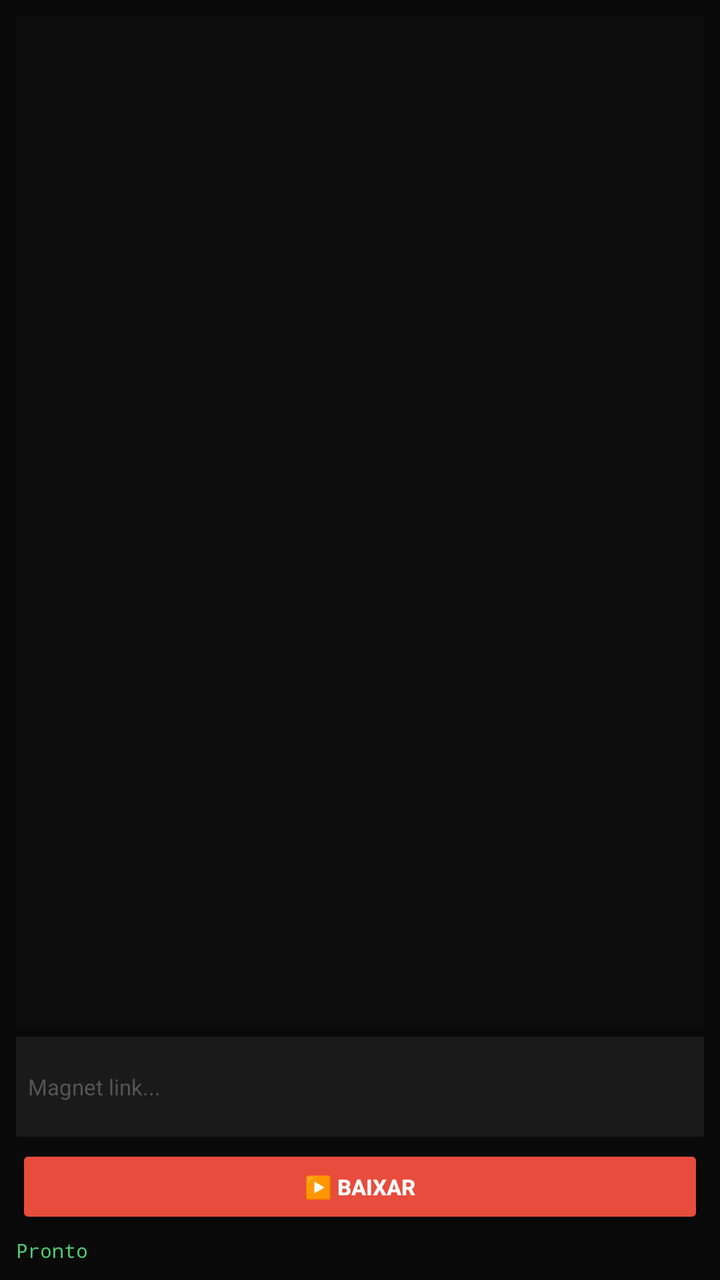
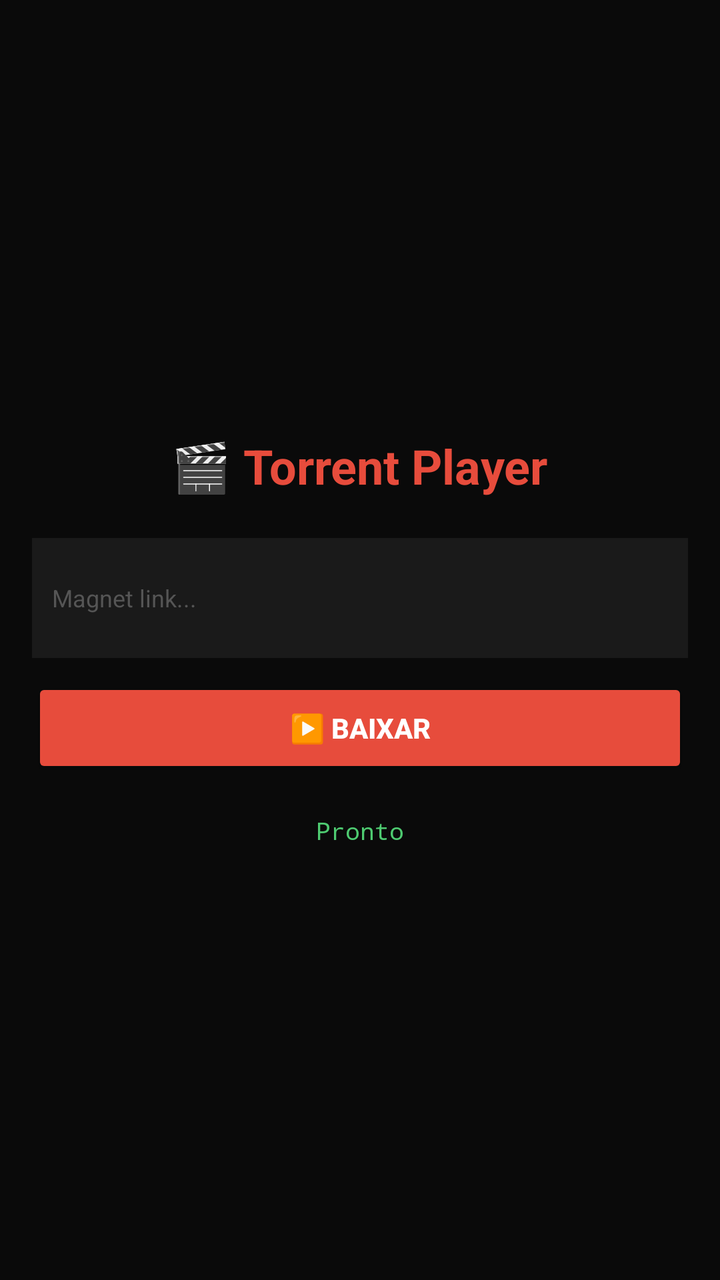

Compare the two renders of this Android layout. The source of the first and the diff that turns it into the second are given below.
<!-- AndroidManifest.xml: application theme Theme.AppCompat.NoActionBar -->
<!-- res/layout/activity_main.xml -->
<?xml version="1.0" encoding="utf-8"?>
<LinearLayout xmlns:android="http://schemas.android.com/apk/res/android"
    android:layout_width="match_parent"
    android:layout_height="match_parent"
    android:orientation="vertical"
    android:background="#0a0a0a"
    android:gravity="center_horizontal"
    android:padding="8dp">
    
    <WebView
        android:id="@+id/webview"
        android:layout_width="match_parent"
        android:layout_height="wrap_content"
        android:visibility="gone" />
    
    <FrameLayout
        android:id="@+id/loading_overlay"
        android:layout_width="match_parent"
        android:layout_height="150dp"
        android:visibility="gone"
        android:background="#1a1a1a">
        <LinearLayout
            android:layout_width="wrap_content"
            android:layout_height="wrap_content"
            android:layout_gravity="center"
            android:orientation="vertical"
            android:gravity="center">
            <ProgressBar
                android:id="@+id/spinner_bar"
                android:layout_width="40dp"
                android:layout_height="40dp"
                android:indeterminateTint="#e74c3c" />
        </LinearLayout>
    </FrameLayout>
    
    <ScrollView
        android:id="@+id/debug_scroll"
        android:layout_width="match_parent"
        android:layout_height="0dp"
        android:layout_weight="1"
        android:background="#0d0d0d"
        android:padding="4dp">
        <TextView
            android:id="@+id/debug_text"
            android:layout_width="match_parent"
            android:layout_height="wrap_content"
            android:textColor="#4ecb71"
            android:textSize="8sp"
            android:fontFamily="monospace" />
    </ScrollView>
    
    <LinearLayout
        android:layout_width="match_parent"
        android:layout_height="wrap_content"
        android:orientation="vertical"
        android:layout_marginTop="4dp">
        
        <EditText
            android:id="@+id/magnet_input"
            android:layout_width="match_parent"
            android:layout_height="50dp"
            android:background="#1a1a1a"
            android:hint="Magnet link..."
            android:textColorHint="#555"
            android:inputType="textMultiLine"
            android:padding="6dp"
            android:textColor="#fff"
            android:textSize="11sp" />
        
        <LinearLayout
            android:layout_width="match_parent"
            android:layout_height="wrap_content"
            android:orientation="horizontal"
            android:layout_marginTop="4dp">
            
            <Button
                android:id="@+id/btn_play"
                android:layout_width="0dp"
                android:layout_height="42dp"
                android:layout_weight="1"
                android:backgroundTint="#e74c3c"
                android:text="▶️ BAIXAR"
                android:textColor="#fff"
                android:textStyle="bold"
                android:textSize="11sp" />
            
            <Button
                android:id="@+id/btn_watch"
                android:layout_width="0dp"
                android:layout_height="42dp"
                android:layout_weight="1"
                android:layout_marginStart="4dp"
                android:backgroundTint="#4ecb71"
                android:text="🎬 WebView"
                android:textColor="#000"
                android:textStyle="bold"
                android:textSize="11sp"
                android:visibility="gone" />
            
            <Button
                android:id="@+id/btn_mi_browser"
                android:layout_width="0dp"
                android:layout_height="42dp"
                android:layout_weight="1"
                android:layout_marginStart="4dp"
                android:backgroundTint="#ff9800"
                android:text="🌐 Mi Browser"
                android:textColor="#fff"
                android:textStyle="bold"
                android:textSize="11sp"
                android:visibility="gone" />
            
            <Button
                android:id="@+id/btn_stop"
                android:layout_width="0dp"
                android:layout_height="42dp"
                android:layout_weight="1"
                android:layout_marginStart="4dp"
                android:backgroundTint="#555"
                android:text="⏹️ PARAR"
                android:textColor="#fff"
                android:textStyle="bold"
                android:textSize="11sp"
                android:visibility="gone" />
        </LinearLayout>
        
        <ProgressBar
            android:id="@+id/buffer_bar"
            style="?android:attr/progressBarStyleHorizontal"
            android:layout_width="match_parent"
            android:layout_height="4dp"
            android:layout_marginTop="4dp"
            android:progressTint="#e74c3c"
            android:visibility="gone" />
        
        <TextView
            android:id="@+id/status_text"
            android:layout_width="wrap_content"
            android:layout_height="wrap_content"
            android:layout_marginTop="4dp"
            android:text="Pronto"
            android:textColor="#4ecb71"
            android:textSize="10sp"
            android:fontFamily="monospace" />
    </LinearLayout>
    
</LinearLayout>
<!-- resources referenced by this layout -->
<resources>

</resources>

<!-- the commit's change to res/layout/activity_main.xml (unified diff, before → after) -->
@@ -4,144 +4,79 @@
     android:layout_height="match_parent"
     android:orientation="vertical"
     android:background="#0a0a0a"
-    android:gravity="center_horizontal"
-    android:padding="8dp">
+    android:padding="16dp"
+    android:gravity="center">
     
-    <WebView
-        android:id="@+id/webview"
+    <TextView
+        android:layout_width="wrap_content"
+        android:layout_height="wrap_content"
+        android:text="🎬 Torrent Player"
+        android:textColor="#e74c3c"
+        android:textSize="24sp"
+        android:textStyle="bold"
+        android:layout_marginBottom="20dp" />
+    
+    <EditText
+        android:id="@+id/magnet_input"
         android:layout_width="match_parent"
-        android:layout_height="wrap_content"
+        android:layout_height="60dp"
+        android:background="#1a1a1a"
+        android:hint="Magnet link..."
+        android:textColorHint="#555"
+        android:inputType="textMultiLine"
+        android:padding="10dp"
+        android:textColor="#fff"
+        android:textSize="12sp"
+        android:layout_marginBottom="10dp" />
+    
+    <Button
+        android:id="@+id/btn_play"
+        android:layout_width="match_parent"
+        android:layout_height="50dp"
+        android:backgroundTint="#e74c3c"
+        android:text="▶️ BAIXAR"
+        android:textColor="#fff"
+        android:textStyle="bold"
+        android:layout_marginBottom="8dp" />
+    
+    <Button
+        android:id="@+id/btn_watch"
+        android:layout_width="match_parent"
+        android:layout_height="50dp"
+        android:backgroundTint="#4ecb71"
+        android:text="🌐 ABRIR NO MI BROWSER"
+        android:textColor="#000"
+        android:textStyle="bold"
+        android:visibility="gone"
+        android:layout_marginBottom="8dp" />
+    
+    <Button
+        android:id="@+id/btn_stop"
+        android:layout_width="match_parent"
+        android:layout_height="50dp"
+        android:backgroundTint="#555"
+        android:text="⏹️ PARAR"
+        android:textColor="#fff"
+        android:textStyle="bold"
         android:visibility="gone" />
     
-    <FrameLayout
-        android:id="@+id/loading_overlay"
+    <ProgressBar
+        android:id="@+id/buffer_bar"
+        style="?android:attr/progressBarStyleHorizontal"
         android:layout_width="match_parent"
-        android:layout_height="150dp"
-        android:visibility="gone"
-        android:background="#1a1a1a">
-        <LinearLayout
-            android:layout_width="wrap_content"
-            android:layout_height="wrap_content"
-            android:layout_gravity="center"
-            android:orientation="vertical"
-            android:gravity="center">
-            <ProgressBar
-                android:id="@+id/spinner_bar"
-                android:layout_width="40dp"
-                android:layout_height="40dp"
-                android:indeterminateTint="#e74c3c" />
-        </LinearLayout>
-    </FrameLayout>
+        android:layout_height="5dp"
+        android:layout_marginTop="10dp"
+        android:progressTint="#e74c3c"
+        android:visibility="gone" />
     
-    <ScrollView
-        android:id="@+id/debug_scroll"
-        android:layout_width="match_parent"
-        android:layout_height="0dp"
-        android:layout_weight="1"
-        android:background="#0d0d0d"
-        android:padding="4dp">
-        <TextView
-            android:id="@+id/debug_text"
-            android:layout_width="match_parent"
-            android:layout_height="wrap_content"
-            android:textColor="#4ecb71"
-            android:textSize="8sp"
-            android:fontFamily="monospace" />
-    </ScrollView>
-    
-    <LinearLayout
-        android:layout_width="match_parent"
+    <TextView
+        android:id="@+id/status_text"
+        android:layout_width="wrap_content"
         android:layout_height="wrap_content"
-        android:orientation="vertical"
-        android:layout_marginTop="4dp">
-        
-        <EditText
-            android:id="@+id/magnet_input"
-            android:layout_width="match_parent"
-            android:layout_height="50dp"
-            android:background="#1a1a1a"
-            android:hint="Magnet link..."
-            android:textColorHint="#555"
-            android:inputType="textMultiLine"
-            android:padding="6dp"
-            android:textColor="#fff"
-            android:textSize="11sp" />
-        
-        <LinearLayout
-            android:layout_width="match_parent"
-            android:layout_height="wrap_content"
-            android:orientation="horizontal"
-            android:layout_marginTop="4dp">
-            
-            <Button
-                android:id="@+id/btn_play"
-                android:layout_width="0dp"
-                android:layout_height="42dp"
-                android:layout_weight="1"
-                android:backgroundTint="#e74c3c"
-                android:text="▶️ BAIXAR"
-                android:textColor="#fff"
-                android:textStyle="bold"
-                android:textSize="11sp" />
-            
-            <Button
-                android:id="@+id/btn_watch"
-                android:layout_width="0dp"
-                android:layout_height="42dp"
-                android:layout_weight="1"
-                android:layout_marginStart="4dp"
-                android:backgroundTint="#4ecb71"
-                android:text="🎬 WebView"
-                android:textColor="#000"
-                android:textStyle="bold"
-                android:textSize="11sp"
-                android:visibility="gone" />
-            
-            <Button
-                android:id="@+id/btn_mi_browser"
-                android:layout_width="0dp"
-                android:layout_height="42dp"
-                android:layout_weight="1"
-                android:layout_marginStart="4dp"
-                android:backgroundTint="#ff9800"
-                android:text="🌐 Mi Browser"
-                android:textColor="#fff"
-                android:textStyle="bold"
-                android:textSize="11sp"
-                android:visibility="gone" />
-            
-            <Button
-                android:id="@+id/btn_stop"
-                android:layout_width="0dp"
-                android:layout_height="42dp"
-                android:layout_weight="1"
-                android:layout_marginStart="4dp"
-                android:backgroundTint="#555"
-                android:text="⏹️ PARAR"
-                android:textColor="#fff"
-                android:textStyle="bold"
-                android:textSize="11sp"
-                android:visibility="gone" />
-        </LinearLayout>
-        
-        <ProgressBar
-            android:id="@+id/buffer_bar"
-            style="?android:attr/progressBarStyleHorizontal"
-            android:layout_width="match_parent"
-            android:layout_height="4dp"
-            android:layout_marginTop="4dp"
-            android:progressTint="#e74c3c"
-            android:visibility="gone" />
-        
-        <TextView
-            android:id="@+id/status_text"
-            android:layout_width="wrap_content"
-            android:layout_height="wrap_content"
-            android:layout_marginTop="4dp"
-            android:text="Pronto"
-            android:textColor="#4ecb71"
-            android:textSize="10sp"
-            android:fontFamily="monospace" />
-    </LinearLayout>
+        android:layout_marginTop="10dp"
+        android:text="Pronto"
+        android:textColor="#4ecb71"
+        android:textSize="12sp"
+        android:fontFamily="monospace" />
     
 </LinearLayout>
